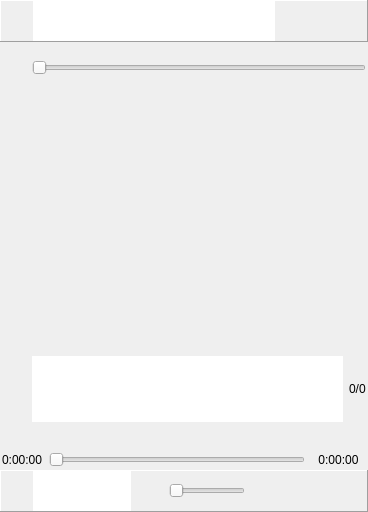
The window that aivctrl/mainwindow.ui (ptstream/QtUPnP) describes before a commit, drawn with Qt 5.
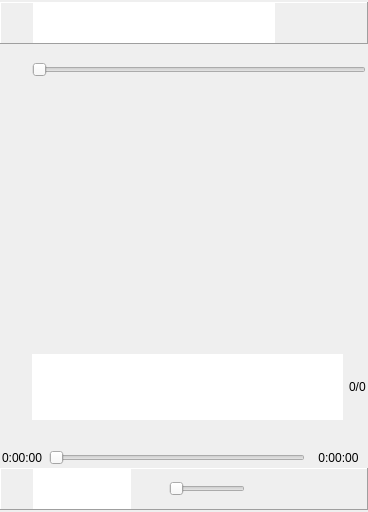
The same window after the commit. Icons and pictures are not drawn. Custom widgets are drawn as their Qt base class.

Diff of the .ui file:
```diff
--- a/aivctrl/mainwindow.ui
+++ b/aivctrl/mainwindow.ui
@@ -22,13 +22,13 @@
      <number>0</number>
     </property>
     <property name="topMargin">
-     <number>0</number>
+     <number>2</number>
     </property>
     <property name="rightMargin">
      <number>0</number>
     </property>
     <property name="bottomMargin">
-     <number>0</number>
+     <number>2</number>
     </property>
     <item>
      <widget class="QFrame" name="m_header">
```
